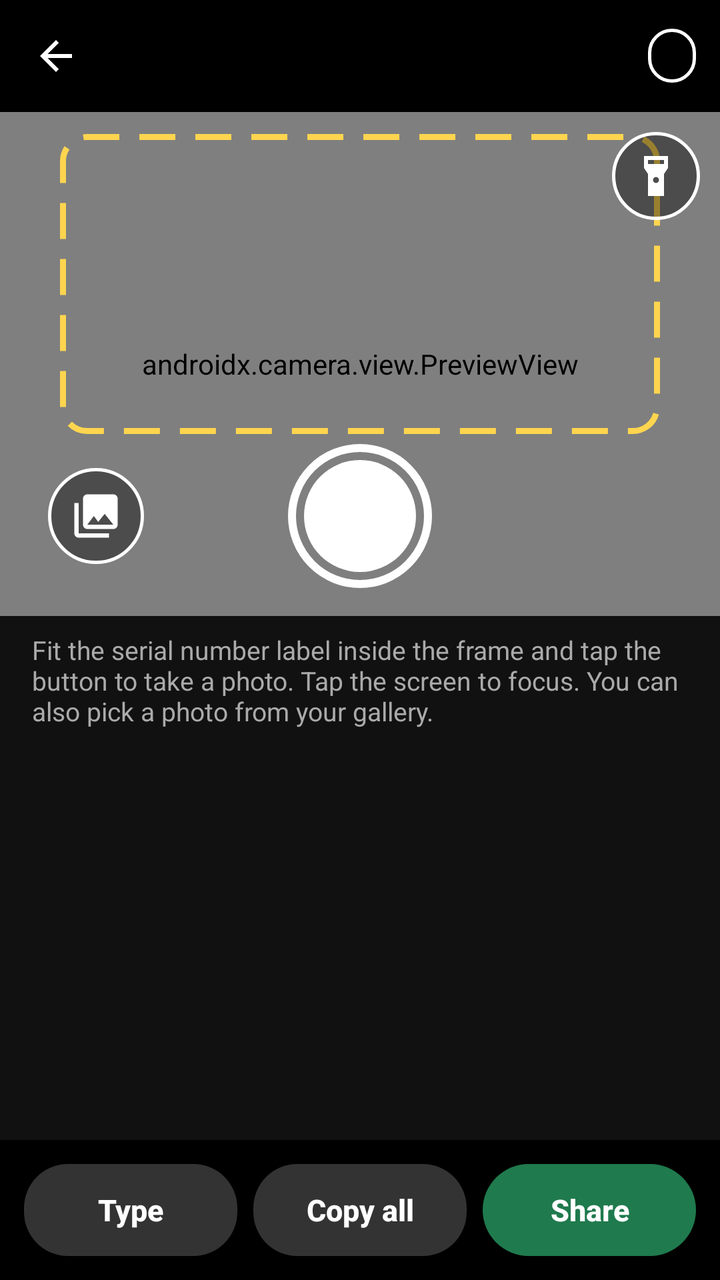
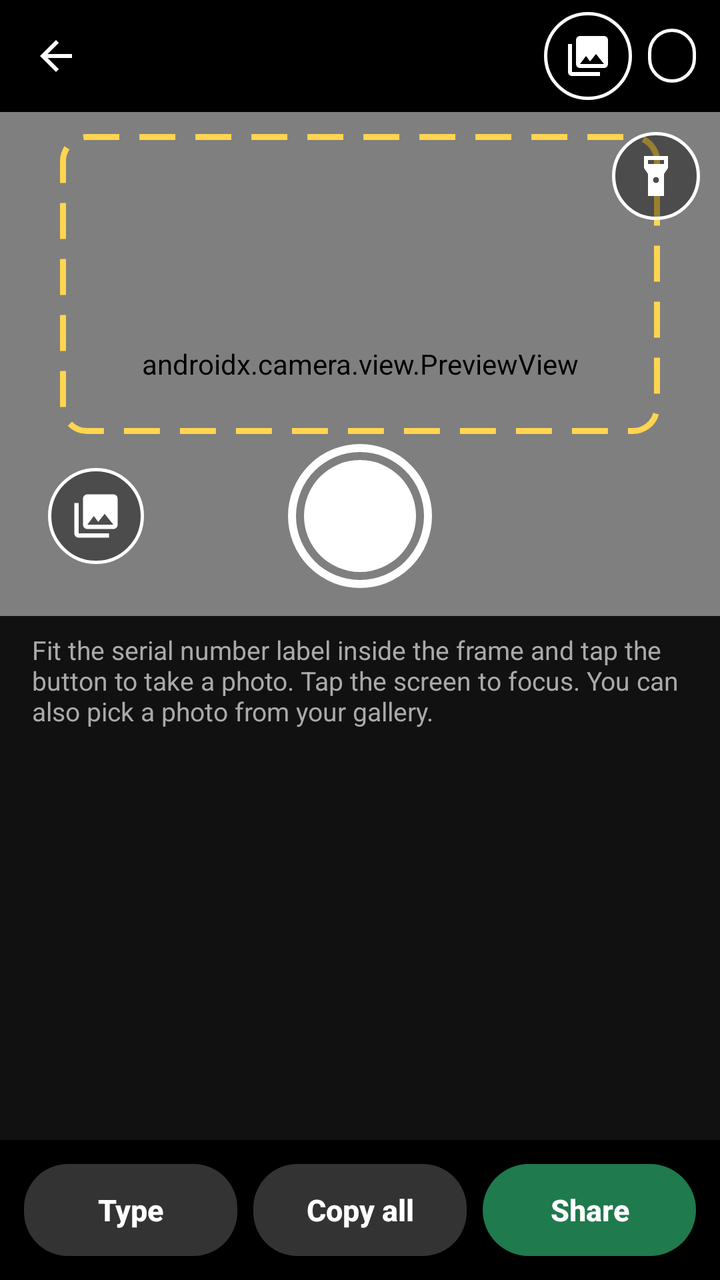

Two renders of the same Android screen: before a commit and after it. Below are the layout's source before the change and the commit's diff.
<!-- AndroidManifest.xml: application theme Theme.GPSMapCamera -->
<!-- res/layout/activity_serial_scan.xml -->
<?xml version="1.0" encoding="utf-8"?>
<LinearLayout xmlns:android="http://schemas.android.com/apk/res/android"
    android:layout_width="match_parent"
    android:layout_height="match_parent"
    android:background="#111111"
    android:orientation="vertical">

    
    <LinearLayout
        android:layout_width="match_parent"
        android:layout_height="56dp"
        android:background="#000000"
        android:gravity="center_vertical"
        android:orientation="horizontal"
        android:paddingEnd="12dp">

        <ImageButton
            android:id="@+id/serialBack"
            android:layout_width="56dp"
            android:layout_height="56dp"
            android:background="@android:color/transparent"
            android:contentDescription="@string/back"
            android:src="@drawable/ic_back" />

        <TextView
            android:id="@+id/serialTitle"
            android:layout_width="0dp"
            android:layout_height="wrap_content"
            android:layout_weight="1"
            android:ellipsize="end"
            android:maxLines="1"
            android:textColor="#FFFFFF"
            android:textSize="18sp"
            android:textStyle="bold" />

        <TextView
            android:id="@+id/serialCount"
            android:layout_width="wrap_content"
            android:layout_height="wrap_content"
            android:background="@drawable/chip_background"
            android:paddingStart="12dp"
            android:paddingTop="4dp"
            android:paddingEnd="12dp"
            android:paddingBottom="4dp"
            android:textColor="#FFFFFF"
            android:textSize="14sp"
            android:textStyle="bold" />
    </LinearLayout>

    
    <FrameLayout
        android:layout_width="match_parent"
        android:layout_height="0dp"
        android:layout_weight="1">

        <androidx.camera.view.PreviewView
            android:id="@+id/serialPreview"
            android:layout_width="match_parent"
            android:layout_height="match_parent" />

        
        <View
            android:layout_width="300dp"
            android:layout_height="150dp"
            android:layout_gravity="center"
            android:layout_marginBottom="40dp"
            android:background="@drawable/scan_frame" />

        <ImageButton
            android:id="@+id/torchButton"
            android:layout_width="44dp"
            android:layout_height="44dp"
            android:layout_gravity="top|end"
            android:layout_margin="10dp"
            android:background="@drawable/round_button_background"
            android:contentDescription="@string/serial_torch"
            android:padding="10dp"
            android:scaleType="fitCenter"
            android:src="@drawable/ic_torch" />

        
        <TextView
            android:id="@+id/serialLast"
            android:layout_width="wrap_content"
            android:layout_height="wrap_content"
            android:layout_gravity="top|center_horizontal"
            android:layout_marginTop="14dp"
            android:background="@drawable/chip_background"
            android:paddingStart="14dp"
            android:paddingTop="6dp"
            android:paddingEnd="14dp"
            android:paddingBottom="6dp"
            android:textColor="#FFFFFF"
            android:textSize="14sp"
            android:textStyle="bold"
            android:visibility="gone" />

        
        <FrameLayout
            android:layout_width="match_parent"
            android:layout_height="wrap_content"
            android:layout_gravity="bottom"
            android:paddingStart="24dp"
            android:paddingEnd="24dp"
            android:paddingBottom="14dp">

            <ImageButton
                android:id="@+id/pickPhotoButton"
                android:layout_width="48dp"
                android:layout_height="48dp"
                android:layout_gravity="start|center_vertical"
                android:background="@drawable/round_button_background"
                android:contentDescription="@string/serial_from_gallery"
                android:padding="11dp"
                android:scaleType="fitCenter"
                android:src="@drawable/ic_gallery" />

            <ImageButton
                android:id="@+id/captureSerialButton"
                android:layout_width="72dp"
                android:layout_height="72dp"
                android:layout_gravity="center"
                android:background="@drawable/shutter_button"
                android:contentDescription="@string/serial_capture" />
        </FrameLayout>

        
        <LinearLayout
            android:id="@+id/readingOverlay"
            android:layout_width="match_parent"
            android:layout_height="match_parent"
            android:background="#B3000000"
            android:clickable="true"
            android:focusable="true"
            android:gravity="center"
            android:orientation="vertical"
            android:visibility="gone">

            <ProgressBar
                android:layout_width="48dp"
                android:layout_height="48dp" />

            <TextView
                android:layout_width="wrap_content"
                android:layout_height="wrap_content"
                android:layout_marginTop="12dp"
                android:text="@string/serial_reading"
                android:textColor="#FFFFFF"
                android:textSize="16sp"
                android:textStyle="bold" />
        </LinearLayout>
    </FrameLayout>

    <TextView
        android:id="@+id/candidateHint"
        android:layout_width="match_parent"
        android:layout_height="wrap_content"
        android:paddingStart="16dp"
        android:paddingTop="8dp"
        android:paddingEnd="16dp"
        android:paddingBottom="4dp"
        android:text="@string/serial_hint_photo"
        android:textColor="#AAAAAA"
        android:textSize="13sp" />

    
    <androidx.recyclerview.widget.RecyclerView
        android:id="@+id/serialItems"
        android:layout_width="match_parent"
        android:layout_height="0dp"
        android:layout_weight="0.8" />

    
    <LinearLayout
        android:layout_width="match_parent"
        android:layout_height="wrap_content"
        android:background="#000000"
        android:orientation="horizontal"
        android:padding="12dp">

        <Button
            android:id="@+id/addManualButton"
            style="@style/SerialAction"
            android:layout_marginEnd="8dp"
            android:text="@string/serial_type" />

        <Button
            android:id="@+id/copyAllButton"
            style="@style/SerialAction"
            android:layout_marginEnd="8dp"
            android:text="@string/serial_copy_all" />

        <Button
            android:id="@+id/shareListButton"
            style="@style/SerialAction"
            android:background="@drawable/share_button_background"
            android:text="@string/share" />
    </LinearLayout>
</LinearLayout>
<!-- resources referenced by this layout -->
<resources>
  <!-- drawable chip_background (drawable) -->
  <?xml version="1.0" encoding="utf-8"?>
  <shape xmlns:android="http://schemas.android.com/apk/res/android" android:shape="rectangle">
      <solid android:color="#66000000" />
      <stroke android:width="1.5dp" android:color="#FFFFFF" />
      <corners android:radius="14dp" />
  </shape>
  <!-- drawable ic_back (drawable) -->
  <?xml version="1.0" encoding="utf-8"?>
  <vector xmlns:android="http://schemas.android.com/apk/res/android"
      android:width="24dp"
      android:height="24dp"
      android:viewportWidth="24"
      android:viewportHeight="24">
      <path
          android:fillColor="#FFFFFF"
          android:pathData="M20,11H7.83l5.59,-5.59L12,4l-8,8 8,8 1.41,-1.41L7.83,13H20v-2z" />
  </vector>
  <!-- drawable ic_gallery (drawable) -->
  <?xml version="1.0" encoding="utf-8"?>
  <vector xmlns:android="http://schemas.android.com/apk/res/android"
      android:width="24dp"
      android:height="24dp"
      android:viewportWidth="24"
      android:viewportHeight="24">
      <path
          android:fillColor="#FFFFFF"
          android:pathData="M22,16V4c0,-1.1 -0.9,-2 -2,-2H8c-1.1,0 -2,0.9 -2,2v12c0,1.1 0.9,2 2,2h12c1.1,0 2,-0.9 2,-2zM11,12l2.03,2.71L16,11l4,5H8l3,-4zM2,6v14c0,1.1 0.9,2 2,2h14v-2H4V6H2z" />
  </vector>
  <!-- drawable ic_torch (drawable) -->
  <vector xmlns:android="http://schemas.android.com/apk/res/android" android:width="24dp" android:height="24dp" android:viewportWidth="24" android:viewportHeight="24">
      <path android:fillColor="#FFFFFF" android:pathData="M6,2v6l2,3v11h8V11l2,-3V2H6zM8,4h8v2H8V4zM12,15.5c-0.83,0 -1.5,-0.67 -1.5,-1.5s0.67,-1.5 1.5,-1.5 1.5,0.67 1.5,1.5 -0.67,1.5 -1.5,1.5z" />
  </vector>
  <!-- drawable scan_frame (drawable) -->
  <?xml version="1.0" encoding="utf-8"?>
  <shape xmlns:android="http://schemas.android.com/apk/res/android" android:shape="rectangle">
      <solid android:color="#00000000" />
      <stroke android:width="3dp" android:color="#FFD54F" android:dashWidth="18dp" android:dashGap="10dp" />
      <corners android:radius="12dp" />
  </shape>
  <string name="back">Back</string>
  <string name="serial_capture">Take photo of serial number</string>
  <string name="serial_copy_all">Copy all</string>
  <string name="serial_from_gallery">Pick a photo from gallery</string>
  <string name="serial_hint_photo">Fit the serial number label inside the frame and tap the button to take a photo. Tap the screen to focus. You can also pick a photo from your gallery.</string>
  <string name="serial_reading">Reading serial numbers…</string>
  <string name="serial_torch">Torch</string>
  <string name="serial_type">Type</string>
  <string name="share">Share</string>
  <style name="SerialAction">
          <item name="android:layout_width">0dp</item>
          <item name="android:layout_height">46dp</item>
          <item name="android:layout_weight">1</item>
          <item name="android:background">@drawable/action_button_background</item>
          <item name="android:textAllCaps">false</item>
          <item name="android:textColor">#FFFFFF</item>
          <item name="android:textSize">15sp</item>
          <item name="android:textStyle">bold</item>
      </style>
  <style name="Theme.GPSMapCamera" parent="Theme.AppCompat.NoActionBar">
          <item name="android:windowBackground">@android:color/black</item>
          <item name="android:statusBarColor">@android:color/black</item>
          <item name="android:navigationBarColor">@android:color/black</item>
      </style>
  <!-- drawable action_button_background (drawable) -->
  <?xml version="1.0" encoding="utf-8"?>
  <shape xmlns:android="http://schemas.android.com/apk/res/android" android:shape="rectangle">
      <solid android:color="#333333" />
      <corners android:radius="22dp" />
  </shape>
  <!-- unchanged entries left out for length: 3 -->
</resources>

<!-- the commit's change to res/layout/activity_serial_scan.xml (unified diff, before → after) -->
@@ -32,6 +32,17 @@
             android:textColor="#FFFFFF"
             android:textSize="18sp"
             android:textStyle="bold" />
+
+        <ImageButton
+            android:id="@+id/serialPhotosButton"
+            android:layout_width="44dp"
+            android:layout_height="44dp"
+            android:layout_marginEnd="8dp"
+            android:background="@drawable/round_button_background"
+            android:contentDescription="@string/serial_photos_title"
+            android:padding="10dp"
+            android:scaleType="fitCenter"
+            android:src="@drawable/ic_gallery" />
 
         <TextView
             android:id="@+id/serialCount"
<!-- resource entries referenced after the edit -->
@@ -45,6 +45,7 @@
   <string name="serial_copy_all">Copy all</string>
   <string name="serial_from_gallery">Pick a photo from gallery</string>
   <string name="serial_hint_photo">Fit the serial number label inside the frame and tap the button to take a photo. Tap the screen to focus. You can also pick a photo from your gallery.</string>
+  <string name="serial_photos_title">Label photos</string>
   <string name="serial_reading">Reading serial numbers…</string>
   <string name="serial_torch">Torch</string>
   <string name="serial_type">Type</string>
